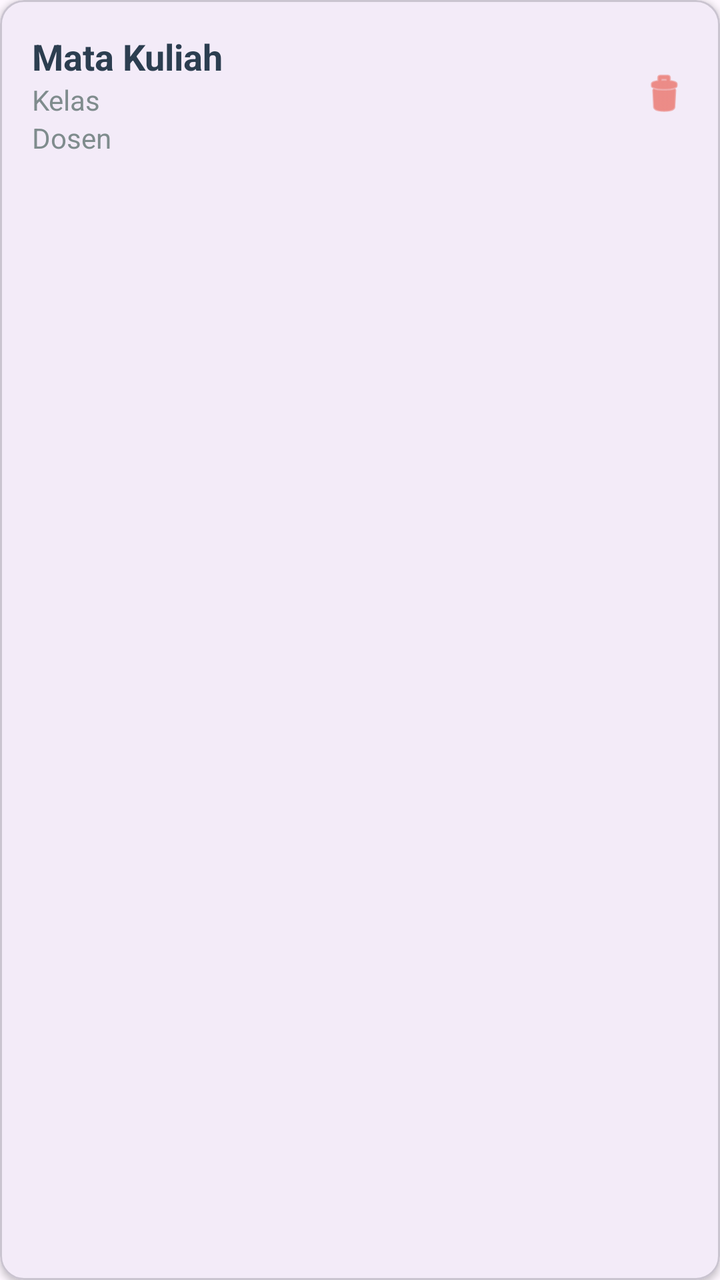
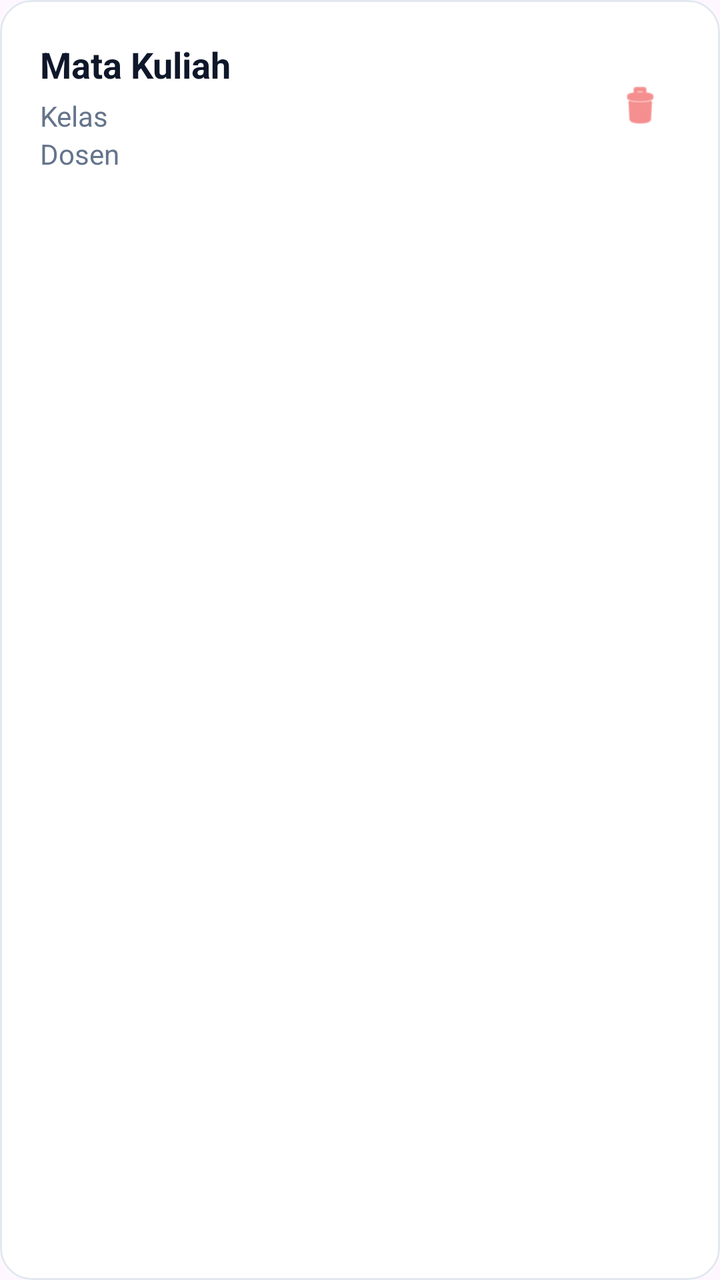

The first picture is an Android layout as it rendered before a commit; the second is the same layout after the commit. The layout source and the unified diff follow.
<!-- AndroidManifest.xml: application theme Theme.IFUnjaniExam -->
<!-- res/layout/item_admin_class.xml -->
<?xml version="1.0" encoding="utf-8"?>
<com.google.android.material.card.MaterialCardView xmlns:android="http://schemas.android.com/apk/res/android"
    xmlns:app="http://schemas.android.com/apk/res-auto"
    android:layout_width="match_parent"
    android:layout_height="wrap_content"
    android:layout_margin="8dp"
    app:cardCornerRadius="12dp"
    app:cardElevation="2dp">

    <LinearLayout
        android:layout_width="match_parent"
        android:layout_height="wrap_content"
        android:orientation="horizontal"
        android:padding="16dp"
        android:gravity="center_vertical">

        <LinearLayout
            android:layout_width="0dp"
            android:layout_height="wrap_content"
            android:layout_weight="1"
            android:orientation="vertical">

            <TextView
                android:id="@+id/tvCourseName"
                android:layout_width="wrap_content"
                android:layout_height="wrap_content"
                android:text="Mata Kuliah"
                android:textSize="18sp"
                android:textStyle="bold"
                android:textColor="#2c3e50" />

            <TextView
                android:id="@+id/tvClassName"
                android:layout_width="wrap_content"
                android:layout_height="wrap_content"
                android:text="Kelas"
                android:textSize="14sp"
                android:textColor="#7f8c8d" />

            <TextView
                android:id="@+id/tvDosenName"
                android:layout_width="wrap_content"
                android:layout_height="wrap_content"
                android:text="Dosen"
                android:textSize="14sp"
                android:textColor="#7f8c8d" />
        </LinearLayout>

        <ImageView
            android:id="@+id/btnDelete"
            android:layout_width="24dp"
            android:layout_height="24dp"
            android:src="@android:drawable/ic_menu_delete"
            app:tint="#e74c3c" />
    </LinearLayout>
</com.google.android.material.card.MaterialCardView>
<!-- resources referenced by this layout -->
<resources>
  <style name="Theme.IFUnjaniExam" parent="Base.Theme.IFUnjaniExam" />
  <style name="Base.Theme.IFUnjaniExam" parent="Theme.Material3.DayNight.NoActionBar">
          
          
      </style>
</resources>

<!-- the commit's change to res/layout/item_admin_class.xml (unified diff, before → after) -->
@@ -3,15 +3,19 @@
     xmlns:app="http://schemas.android.com/apk/res-auto"
     android:layout_width="match_parent"
     android:layout_height="wrap_content"
-    android:layout_margin="8dp"
-    app:cardCornerRadius="12dp"
-    app:cardElevation="2dp">
+    android:layout_marginHorizontal="16dp"
+    android:layout_marginVertical="8dp"
+    app:cardBackgroundColor="#FFFFFF"
+    app:cardCornerRadius="16dp"
+    app:cardElevation="0dp"
+    app:strokeColor="#E2E8F0"
+    app:strokeWidth="1dp">
 
     <LinearLayout
         android:layout_width="match_parent"
         android:layout_height="wrap_content"
         android:orientation="horizontal"
-        android:padding="16dp"
+        android:padding="20dp"
         android:gravity="center_vertical">
 
         <LinearLayout
@@ -27,7 +31,7 @@
                 android:text="Mata Kuliah"
                 android:textSize="18sp"
                 android:textStyle="bold"
-                android:textColor="#2c3e50" />
+                android:textColor="#0F172A" />
 
             <TextView
                 android:id="@+id/tvClassName"
@@ -35,7 +39,8 @@
                 android:layout_height="wrap_content"
                 android:text="Kelas"
                 android:textSize="14sp"
-                android:textColor="#7f8c8d" />
+                android:layout_marginTop="4dp"
+                android:textColor="#64748B" />
 
             <TextView
                 android:id="@+id/tvDosenName"
@@ -43,14 +48,18 @@
                 android:layout_height="wrap_content"
                 android:text="Dosen"
                 android:textSize="14sp"
-                android:textColor="#7f8c8d" />
+                android:textColor="#64748B" />
         </LinearLayout>
 
         <ImageView
             android:id="@+id/btnDelete"
-            android:layout_width="24dp"
-            android:layout_height="24dp"
+            android:layout_width="40dp"
+            android:layout_height="40dp"
+            android:padding="8dp"
+            android:background="?attr/selectableItemBackgroundBorderless"
+            android:clickable="true"
+            android:focusable="true"
             android:src="@android:drawable/ic_menu_delete"
-            app:tint="#e74c3c" />
+            app:tint="#EF4444" />
     </LinearLayout>
 </com.google.android.material.card.MaterialCardView>
